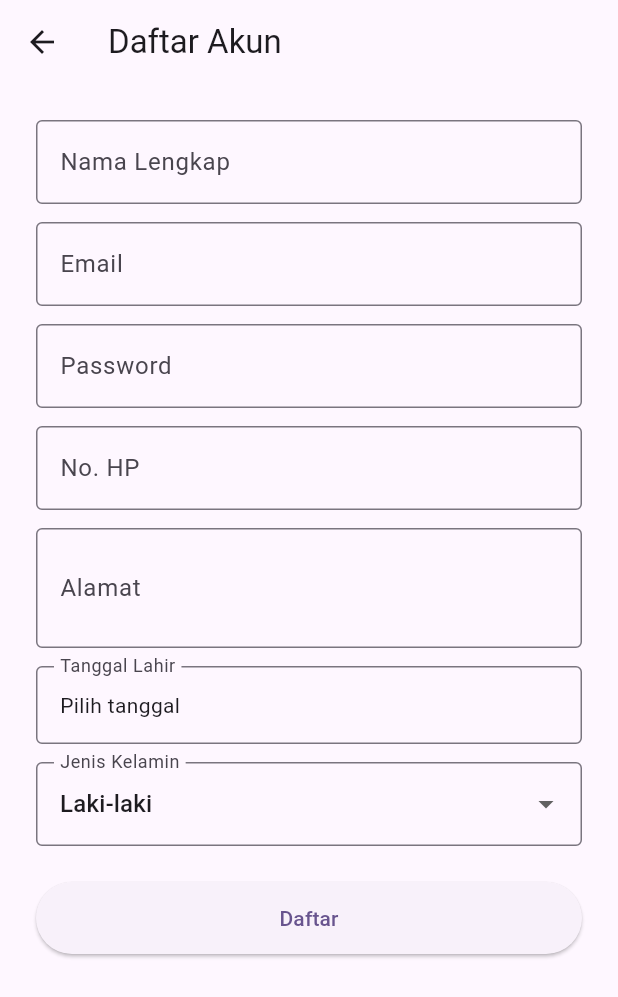
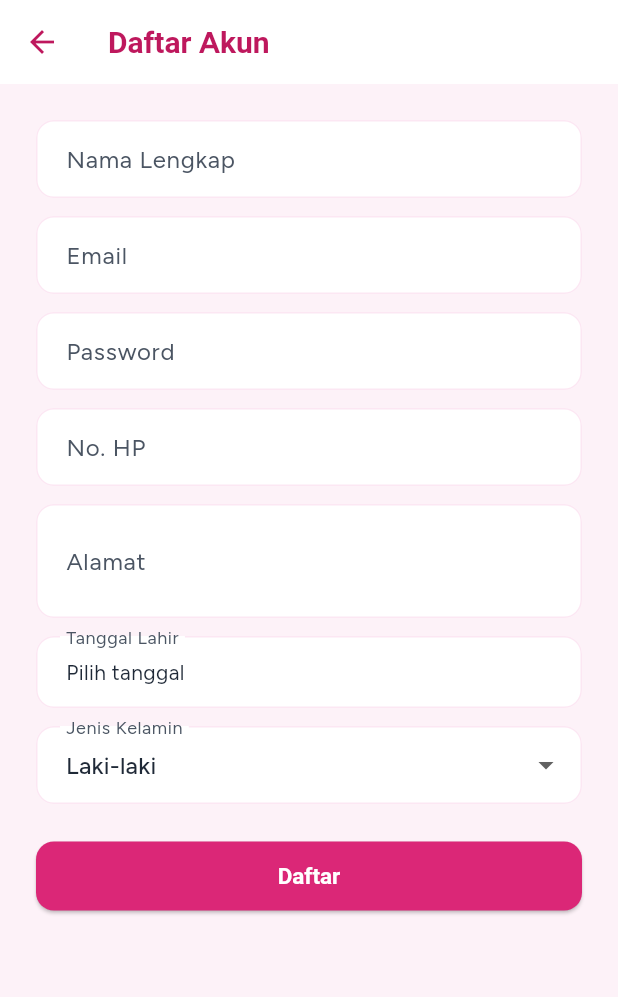
Before and after one commit to Dhiyaan06/cutis_glow_android, a Flutter app: the screen it shows after launch, after a tap on "Masuk", after a tap on "Belum punya akun? Daftar di sini", on a phone screen of 412 x 824 dp. Shown: the top 997 px of the screen. Run offline on Flutter 3.47's test engine with Material 3 defaults, Android fonts, the phone set to English and light mode, and no system bars; our stand-ins replace dio, flutter_dotenv, flutter_riverpod, flutter_secure_storage, google_fonts; network calls fail.

Commit message:
feat: add app theme and color palette for consistent UI
- Implemented AppColors class to define a color palette based on Tailwind CSS.
- Created AppTheme class to provide a light theme using Material 3 with custom styles for various widgets.

feat: create profile service for user profile updates

- Added ProfileService to handle API calls for updating user profile information.
- Utilized Dio for HTTP requests and error handling with ApiException.

feat: implement realtime service for SSE notifications

- Developed RealtimeService to manage server-sent events (SSE) for real-time updates.
- Parsed incoming events and emitted them through a stream for consumption.

feat: add profile provider for state management

- Introduced profileProvider to manage profile actions using Riverpod's StateNotifier.
- Integrated CRUD action state management for profile updates.

feat: create profile screen for user profile management

- Built ProfileScreen with form fields for user information and password updates.
- Implemented form validation and submission handling with feedback to the user.

feat: add realtime provider for managing SSE connections

- Created realtimeProvider to establish and manage SSE connections for notifications and booking updates.
- Ensured automatic refresh of relevant data upon receiving new events.

```diff
--- /dev/null
+++ b/lib/core/theme/app_theme.dart
@@ -0,0 +1,172 @@
+import 'package:flutter/material.dart';
+import 'package:google_fonts/google_fonts.dart';
+
+/// Palet warna diambil langsung dari kelas Tailwind yang dipakai di web
+/// Laravel-nya (resources/views/**/*.blade.php) supaya tampilan Flutter
+/// dan web punya identitas visual yang sama -- "cutis glow pink".
+class AppColors {
+  AppColors._();
+
+  // Pink (warna utama brand -- dari kelas `pink-*` di web)
+  static const pink50 = Color(0xFFFDF2F8);
+  static const pink100 = Color(0xFFFCE7F3);
+  static const pink200 = Color(0xFFFBCFE8);
+  static const pink400 = Color(0xFFF472B6);
+  static const pink500 = Color(0xFFEC4899);
+  static const pink600 = Color(0xFFDB2777); // warna utama (primary)
+  static const pink700 = Color(0xFFBE185D);
+  static const pink900 = Color(0xFF831843);
+
+  // Netral (dari kelas `gray-*` / `slate-*` di web, dipakai buat teks & border)
+  static const gray50 = Color(0xFFF9FAFB);
+  static const gray100 = Color(0xFFF3F4F6);
+  static const gray400 = Color(0xFF9CA3AF);
+  static const gray500 = Color(0xFF6B7280);
+  static const gray600 = Color(0xFF4B5563);
+  static const gray800 = Color(0xFF1F2937);
+
+  // Status badge (dari kelas warna di dashboard admin: yellow/emerald/red/blue)
+  static const statusPendingBg = Color(0xFFFEF9C3);
+  static const statusPendingText = Color(0xFF854D0E);
+  static const statusSuccessBg = Color(0xFFD1FAE5);
+  static const statusSuccessText = Color(0xFF065F46);
+  static const statusDangerBg = Color(0xFFFEE2E2);
+  static const statusDangerText = Color(0xFF991B1B);
+  static const statusInfoBg = Color(0xFFDBEAFE);
+  static const statusInfoText = Color(0xFF1E40AF);
+}
+
+class AppTheme {
+  AppTheme._();
+
+  static ThemeData get light {
+    const colorScheme = ColorScheme.light(
+      primary: AppColors.pink600,
+      onPrimary: Colors.white,
+      primaryContainer: AppColors.pink100,
+      onPrimaryContainer: AppColors.pink900,
+      secondary: AppColors.pink400,
+      onSecondary: Colors.white,
+      surface: Colors.white,
+      onSurface: AppColors.gray800,
+      error: Color(0xFFDC2626),
+      onError: Colors.white,
+    );
+
+    final baseTextTheme = GoogleFonts.figtreeTextTheme();
+    final textTheme = baseTextTheme.apply(
+      bodyColor: AppColors.gray800,
+      displayColor: AppColors.gray800,
+    );
+
+    return ThemeData(
+      useMaterial3: true,
+      colorScheme: colorScheme,
+      scaffoldBackgroundColor: AppColors.pink50,
+      textTheme: textTheme,
+      fontFamily: GoogleFonts.figtree().fontFamily,
+
+      appBarTheme: const AppBarTheme(
+        backgroundColor: Colors.white,
+        foregroundColor: AppColors.pink700,
+        elevation: 0,
+        centerTitle: false,
+        surfaceTintColor: Colors.transparent,
+        titleTextStyle: TextStyle(
+          color: AppColors.pink700,
+          fontSize: 20,
+          fontWeight: FontWeight.w700,
+        ),
+      ),
+
+      cardTheme: CardThemeData(
+        color: Colors.white,
+        elevation: 1,
+        surfaceTintColor: Colors.transparent,
+        shape: RoundedRectangleBorder(
+          borderRadius: BorderRadius.circular(14),
+          side: BorderSide(color: AppColors.pink100, width: 1),
+        ),
+      ),
+
+      inputDecorationTheme: InputDecorationTheme(
+        filled: true,
+        fillColor: Colors.white,
+        contentPadding: const EdgeInsets.symmetric(horizontal: 16, vertical: 14),
+        border: OutlineInputBorder(
+          borderRadius: BorderRadius.circular(12),
+          borderSide: BorderSide(color: AppColors.pink100),
+        ),
+        enabledBorder: OutlineInputBorder(
+          borderRadius: BorderRadius.circular(12),
+          borderSide: BorderSide(color: AppColors.pink100),
+        ),
+        focusedBorder: OutlineInputBorder(
+          borderRadius: BorderRadius.circular(12),
+          borderSide: const BorderSide(color: AppColors.pink600, width: 1.5),
+        ),
+        errorBorder: OutlineInputBorder(
+          borderRadius: BorderRadius.circular(12),
+          borderSide: const BorderSide(color: Color(0xFFDC2626)),
+        ),
+        labelStyle: const TextStyle(color: AppColors.gray600),
+      ),
+
+      elevatedButtonTheme: ElevatedButtonThemeData(
+        style: ElevatedButton.styleFrom(
+          backgroundColor: AppColors.pink600,
+          foregroundColor: Colors.white,
+          padding: const EdgeInsets.symmetric(vertical: 14, horizontal: 20),
+          shape: RoundedRectangleBorder(borderRadius: BorderRadius.circular(12)),
+          textStyle: const TextStyle(fontWeight: FontWeight.w600, fontSize: 15),
+        ),
+      ),
+
+      filledButtonTheme: FilledButtonThemeData(
+        style: FilledButton.styleFrom(
+          backgroundColor: AppColors.pink600,
+          foregroundColor: Colors.white,
+          padding: const EdgeInsets.symmetric(vertical: 14, horizontal: 20),
+          shape: RoundedRectangleBorder(borderRadius: BorderRadius.circular(12)),
+          textStyle: const TextStyle(fontWeight: FontWeight.w600, fontSize: 15),
+        ),
+      ),
+
+      textButtonTheme: TextButtonThemeData(
+        style: TextButton.styleFrom(foregroundColor: AppColors.pink600),
+      ),
+
+      outlinedButtonTheme: OutlinedButtonThemeData(
+        style: OutlinedButton.styleFrom(
+          foregroundColor: AppColors.pink600,
+          side: const BorderSide(color: AppColors.pink600),
+          shape: RoundedRectangleBorder(borderRadius: BorderRadius.circular(12)),
+        ),
+      ),
+
+      floatingActionButtonTheme: const FloatingActionButtonThemeData(
+        backgroundColor: AppColors.pink600,
+        foregroundColor: Colors.white,
+      ),
+
+      chipTheme: ChipThemeData(
+        backgroundColor: AppColors.pink50,
+        labelStyle: const TextStyle(color: AppColors.pink700),
+        side: BorderSide(color: AppColors.pink100),
+      ),
+
+      snackBarTheme: SnackBarThemeData(
+        backgroundColor: AppColors.gray800,
+        contentTextStyle: const TextStyle(color: Colors.white),
+        behavior: SnackBarBehavior.floating,
+        shape: RoundedRectangleBorder(borderRadius: BorderRadius.circular(10)),
+      ),
+
+      dividerTheme: const DividerThemeData(color: AppColors.pink100),
+
+      progressIndicatorTheme: const ProgressIndicatorThemeData(
+        color: AppColors.pink600,
+      ),
+    );
+  }
+}
--- a/lib/features/auth/screens/login_screen.dart
+++ b/lib/features/auth/screens/login_screen.dart
@@ -1,6 +1,7 @@
 import 'package:flutter/material.dart';
 import 'package:flutter_riverpod/flutter_riverpod.dart';
 
+import '../../../core/theme/app_theme.dart';
 import '../providers/auth_provider.dart';
 import 'register_screen.dart';
 
@@ -46,20 +47,67 @@ class _LoginScreenState extends ConsumerState<LoginScreen> {
     final authState = ref.watch(authProvider);
 
     return Scaffold(
-      body: SafeArea(
+      body: Container(
+        decoration: const BoxDecoration(
+          gradient: LinearGradient(
+            begin: Alignment.topCenter,
+            end: Alignment.bottomCenter,
+            colors: [AppColors.pink50, Colors.white],
+          ),
+        ),
+        child: SafeArea(
           child: Center(
             child: SingleChildScrollView(
-            padding: const EdgeInsets.symmetric(horizontal: 24),
+              padding: const EdgeInsets.symmetric(horizontal: 24, vertical: 32),
               child: Form(
                 key: _formKey,
                 child: Column(
                   mainAxisAlignment: MainAxisAlignment.center,
                   crossAxisAlignment: CrossAxisAlignment.stretch,
                   children: [
+                    Center(
+                      child: Container(
+                        width: 88,
+                        height: 88,
+                        decoration: BoxDecoration(
+                          color: Colors.white,
+                          shape: BoxShape.circle,
+                          border: Border.all(color: AppColors.pink200, width: 2),
+                          boxShadow: [
+                            BoxShadow(
+                              color: AppColors.pink200.withValues(alpha: 0.6),
+                              blurRadius: 16,
+                              offset: const Offset(0, 6),
+                            ),
+                          ],
+                        ),
+                        clipBehavior: Clip.antiAlias,
+                        child: Image.asset(
+                          'assets/images/logo.jpeg',
+                          fit: BoxFit.cover,
+                          errorBuilder: (context, error, stackTrace) => const Icon(
+                            Icons.spa_outlined,
+                            size: 40,
+                            color: AppColors.pink600,
+                          ),
+                        ),
+                      ),
+                    ),
+                    const SizedBox(height: 20),
                     const Text(
                       'Cutis Glow',
                       textAlign: TextAlign.center,
-                    style: TextStyle(fontSize: 28, fontWeight: FontWeight.bold),
+                      style: TextStyle(
+                        fontSize: 28,
+                        fontWeight: FontWeight.bold,
+                        color: AppColors.pink700,
+                      ),
+                    ),
+                    const SizedBox(height: 4),
+                    const Text(
+                      'Klinik kecantikan & perawatan kulit',
+                      textAlign: TextAlign.center,
+                      style: TextStyle(color: AppColors.gray500, fontSize: 14),
                     ),
                     const SizedBox(height: 32),
                     TextFormField(
@@ -67,7 +115,7 @@ class _LoginScreenState extends ConsumerState<LoginScreen> {
                       keyboardType: TextInputType.emailAddress,
                       decoration: const InputDecoration(
                         labelText: 'Email',
-                      border: OutlineInputBorder(),
+                        prefixIcon: Icon(Icons.mail_outline),
                       ),
                       validator: (value) {
                         if (value == null || value.isEmpty) return 'Email wajib diisi';
@@ -81,7 +129,7 @@ class _LoginScreenState extends ConsumerState<LoginScreen> {
                       obscureText: _obscurePassword,
                       decoration: InputDecoration(
                         labelText: 'Password',
-                      border: const OutlineInputBorder(),
+                        prefixIcon: const Icon(Icons.lock_outline),
                         suffixIcon: IconButton(
                           icon: Icon(_obscurePassword
                               ? Icons.visibility_off
@@ -98,12 +146,14 @@ class _LoginScreenState extends ConsumerState<LoginScreen> {
                     const SizedBox(height: 24),
                     ElevatedButton(
                       onPressed: authState.isLoading ? null : _submit,
-                    style: ElevatedButton.styleFrom(padding: const EdgeInsets.symmetric(vertical: 14)),
                       child: authState.isLoading
                           ? const SizedBox(
                               height: 20,
                               width: 20,
-                            child: CircularProgressIndicator(strokeWidth: 2),
+                              child: CircularProgressIndicator(
+                                strokeWidth: 2,
+                                color: Colors.white,
+                              ),
                             )
                           : const Text('Masuk'),
                     ),
@@ -122,6 +172,7 @@ class _LoginScreenState extends ConsumerState<LoginScreen> {
             ),
           ),
         ),
+      ),
     );
   }
 }
--- a/lib/main.dart
+++ b/lib/main.dart
@@ -1,6 +1,7 @@
 import 'package:flutter/material.dart';
 import 'package:flutter_dotenv/flutter_dotenv.dart';
 import 'package:flutter_riverpod/flutter_riverpod.dart';
+import 'core/theme/app_theme.dart';
 import 'features/auth/providers/auth_provider.dart';
 import 'features/auth/screens/login_screen.dart';
 import 'features/dashboard/screens/dashboard_admin_screen.dart';
@@ -20,10 +21,7 @@ class MyApp extends StatelessWidget {
   Widget build(BuildContext context) {
     return MaterialApp(
       title: 'Cutis Glow',
-      theme: ThemeData(
-        colorScheme: ColorScheme.fromSeed(seedColor: Colors.deepPurple),
-        useMaterial3: true,
-      ),
+      theme: AppTheme.light,
       home: const AuthGate(),
     );
   }
--- a/pubspec.yaml
+++ b/pubspec.yaml
@@ -25,6 +25,9 @@ dependencies:
   # Environment config (Base URL berbeda per platform)
   flutter_dotenv: ^5.2.1
 
+  # Font Figtree -- disamain sama font yang dipakai web Laravel (Tailwind)
+  google_fonts: ^6.2.1
+
 dev_dependencies:
   flutter_test:
     sdk: flutter
```
Also changed, not shown: lib/core/constants/api_endpoints.dart (+7 -0 lines), lib/data/services/dokter_service.dart (+12 -0 lines), lib/data/services/profile_service.dart (added, +31 -0 lines), lib/data/services/realtime_service.dart (added, +100 -0 lines), lib/features/dashboard/screens/dashboard_admin_screen.dart (+9 -0 lines), lib/features/dashboard/screens/dashboard_dokter_screen.dart (+39 -1 lines), lib/features/dashboard/screens/dashboard_pasien_screen.dart (+9 -0 lines), lib/features/profile/providers/profile_provider.dart (added, +11 -0 lines), lib/features/profile/screens/profile_screen.dart (added, +134 -0 lines), lib/features/realtime/providers/realtime_provider.dart (added, +36 -0 lines), assets/images/logo.jpeg (added), pubspec.lock, 1 other file. Lines whose indentation alone changed are shown as unchanged.
